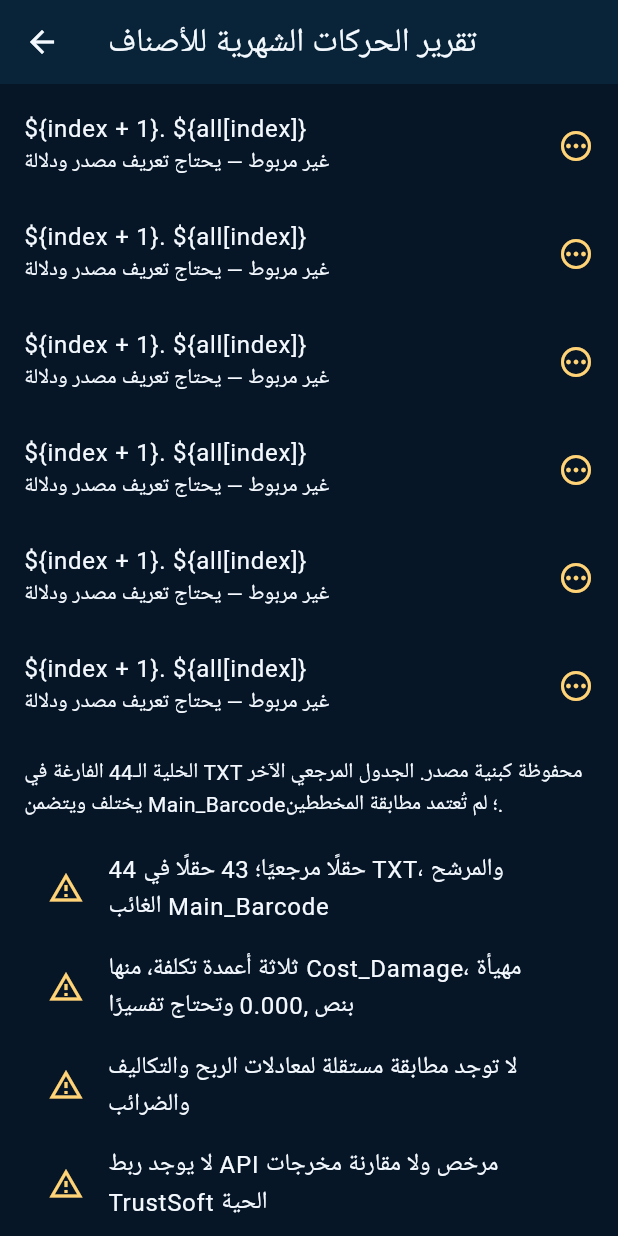
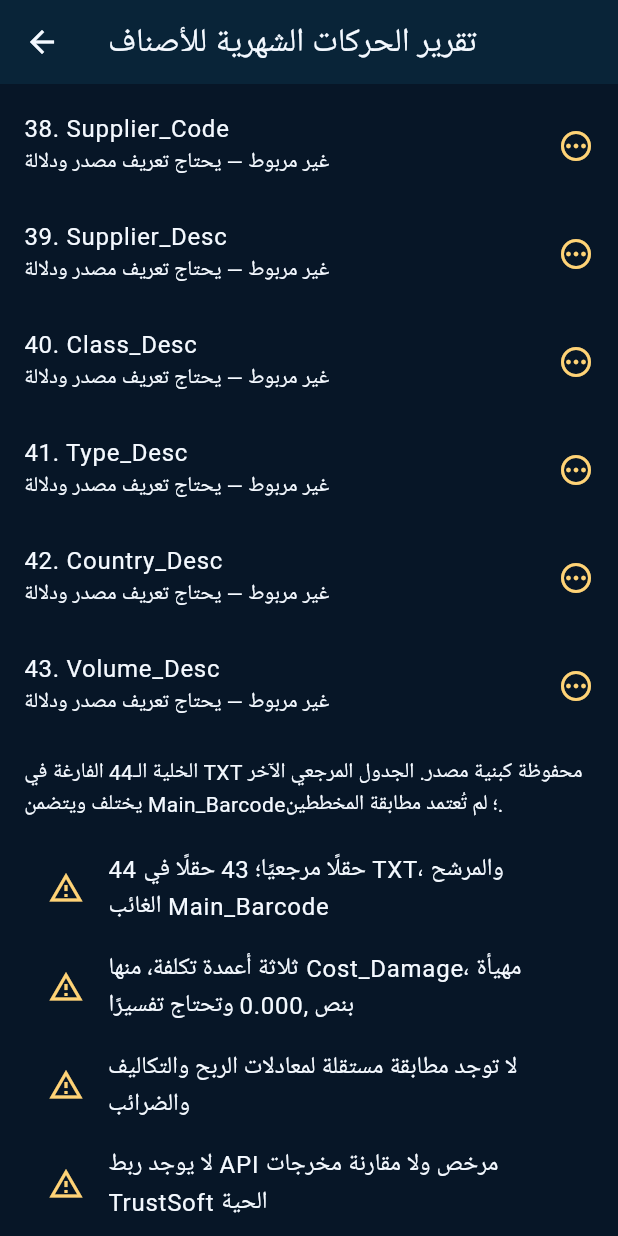
Before and after one commit to Amer-ai-store/Mohammad-Ahmed-Ghannam, a Flutter app: the ErpReportDetailScreen screen opened directly with sample values from the repository, scrolled down 3456 dp, on a phone screen of 412 x 824 dp. Run offline on Flutter 3.47's test engine with Material 3 defaults, Android fonts, the phone set to English and light mode, and no system bars; project files that could hold a hidden picture were left out.

Commit message:
fix(flutter): interpolate report scope keys and counts in dedicated report screen
Signed-off-by: Amer-ai-store <263270685+Amer-ai-store@users.noreply.github.com>

```diff
--- a/jawafa-erp-ai/lib/src/ui/erp_report_catalog_view.dart
+++ b/jawafa-erp-ai/lib/src/ui/erp_report_catalog_view.dart
@@ -233,7 +233,7 @@
       f != 'MonthYear' && f != 'ItemCode').length;
     final unmapped = all.length - candidateFields.length;
     return Scaffold(
-      key: Key('erp_report_detail_screen_\${report.id}'),
+      key: Key('erp_report_detail_screen_${report.id}'),
       appBar: AppBar(title: Text(report.title)),
       body: ListView(
         padding: const EdgeInsets.all(16),
@@ -253,7 +253,7 @@
             ),
           ),
           const SizedBox(height: 12),
-          Text('الحقول المسجلة: \${all.length} | '
+          Text('الحقول المسجلة: ${all.length} | '
               'مفتاحا ربط مرشحان: 2 | '
               'مقارنات رقمية مرشحة: $numericProposals | '
               'حقول دون ربط: $unmapped | '
@@ -288,12 +288,12 @@
             style: TextStyle(color: ErpPalette.muted)),
           for (var index = 0; index < all.length; index++)
             ListTile(
-              key: Key('erp_report_field_\${index + 1}'),
+              key: Key('erp_report_field_${index + 1}'),
               contentPadding: EdgeInsets.zero,
-              title: Text('\${index + 1}. \${all[index]}'),
+              title: Text('${index + 1}. ${all[index]}'),
               subtitle: Text(candidateFields[all[index]] ==
                   null ? 'غير مربوط — يحتاج تعريف مصدر ودلالة'
-                  : '\${candidateFields[all[index]]} — غير معتمد'),
+                  : '${candidateFields[all[index]]} — غير معتمد'),
               trailing: const Icon(Icons.pending_outlined,
                 color: ErpPalette.amber),
             ),
```
